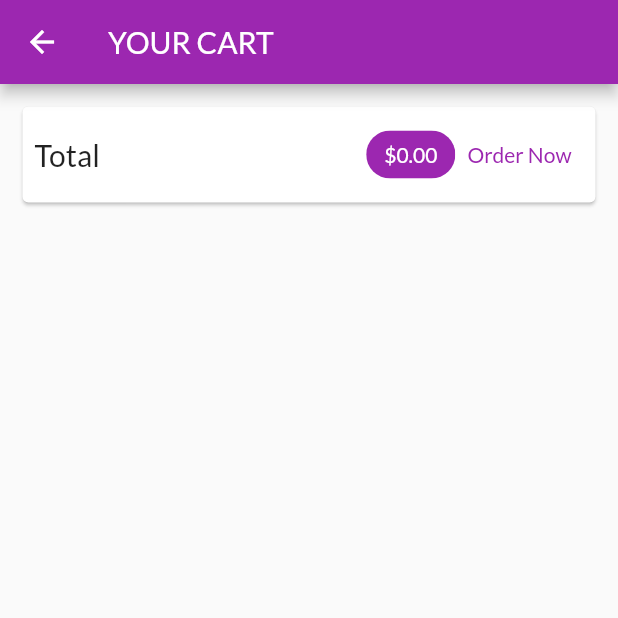
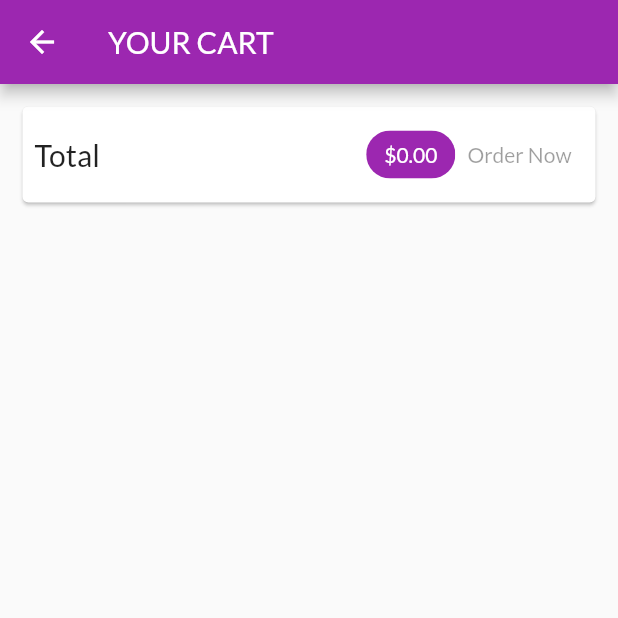
Before and after one commit to Dark-R1der/SHOPING-APP, a Flutter app: the CartScreen screen opened by its route, on a phone screen of 412 x 824 dp, the top half of it. Run offline on Flutter 3.47's test engine with Material 2 defaults, Android fonts, the phone set to English and light mode, and no system bars; network calls fail.

Commit message:
improvement to order screen
added loading spinner, removed the constant refreshing of the screen

```diff
--- a/lib/provider/products.dart
+++ b/lib/provider/products.dart
@@ -73,6 +73,9 @@ class Products with ChangeNotifier {
     try {
       final response = await http.get(url);
       final extractedData = json.decode(response.body) as Map<String, dynamic>;
+      if (extractedData == null) {
+        return;
+      }
       final List<Product> loadedProducts = [];
       extractedData.forEach((prodId, prodData) {
         loadedProducts.add(Product(
--- a/lib/screens/cart_screen.dart
+++ b/lib/screens/cart_screen.dart
@@ -39,19 +39,7 @@ class CartScreen extends StatelessWidget {
                     ),
                     backgroundColor: Theme.of(context).primaryColor,
                   ),
-                  TextButton(
-                      child: Text('Order Now'),
-                      onPressed: () {
-                        Provider.of<Orders>(context, listen: false).addOrder(
-                          cart.items.values.toList(),
-                          cart.totalAmount,
-                        );
-                        cart.clear();
-                      },
-                      style: ButtonStyle(
-                        backgroundColor:
-                            MaterialStateProperty.all(Colors.white),
-                      ))
+                  OrderButton(cart: cart)
                 ],
               ),
             ),
@@ -73,3 +61,42 @@ class CartScreen extends StatelessWidget {
     );
   }
 }
+
+class OrderButton extends StatefulWidget {
+  const OrderButton({
+    Key key,
+    @required this.cart,
+  }) : super(key: key);
+
+  final Cart cart;
+
+  @override
+  State<OrderButton> createState() => _OrderButtonState();
+}
+
+class _OrderButtonState extends State<OrderButton> {
+  var _isLoading = false;
+  @override
+  Widget build(BuildContext context) {
+    return TextButton(
+        child: _isLoading ? CircularProgressIndicator() : Text('Order Now'),
+        onPressed: (widget.cart.totalAmount <= 0 || _isLoading == true)
+            ? null
+            : () async {
+                setState(() {
+                  _isLoading = true;
+                });
+                await Provider.of<Orders>(context, listen: false).addOrder(
+                  widget.cart.items.values.toList(),
+                  widget.cart.totalAmount,
+                );
+                setState(() {
+                  _isLoading = false;
+                });
+                widget.cart.clear();
+              },
+        style: ButtonStyle(
+          backgroundColor: MaterialStateProperty.all(Colors.white),
+        ));
+  }
+}
```
Also changed, not shown: lib/provider/orders.dart (+59 -5 lines), lib/screens/orders_screen.dart (+44 -5 lines), 1 other file.
